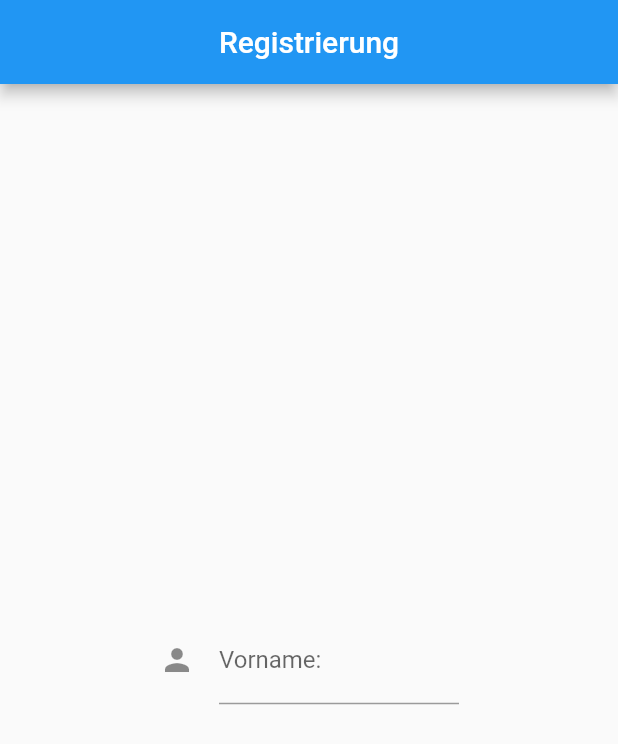
After one commit to leandromarini99/tipple, a Flutter app: the RegistryPage screen opened directly, on a phone screen of 412 x 824 dp. The commit adds this screen. Shown: the top 744 px of the screen. Run offline on Flutter 3.47's test engine with Material 2 defaults, Android fonts, the phone set to English and light mode, and no system bars.

Commit message:
add: registry
changed pubspec.lock & yaml

Added Registry

```diff
--- a/lib/ingredient/ingredient.dart
+++ b/lib/ingredient/ingredient.dart
@@ -1,5 +1,5 @@
 class Ingredient {
-  const Ingredient({ this.id, this.name,  this.url,  this.price});
+  const Ingredient({this.id, this.name, this.url, this.price});
 
   final String id;
   final String name;
@@ -7,12 +7,10 @@ class Ingredient {
   final double price;
 
   factory Ingredient.fromJson(Map<String, dynamic> json) {
-
-    return  Ingredient(
+    return Ingredient(
         id: json['id'],
         name: json['name'],
         url: json['url'],
         price: json['price']);
   }
-
 }
--- a/lib/main.dart
+++ b/lib/main.dart
@@ -28,7 +28,7 @@ class MyApp extends StatelessWidget {
 }
 
 class MyHomePage extends StatefulWidget {
-  MyHomePage({Key? key, required this.title}) : super(key: key);
+  MyHomePage({Key key, this.title}) : super(key: key);
 
   // This widget is the home page of your application. It is stateful, meaning
   // that it has a State object (defined below) that contains fields that affect
--- /dev/null
+++ b/lib/registry/registry-main.dart
@@ -0,0 +1,29 @@
+import 'registry-page.dart';
+import 'package:flutter/material.dart';
+
+void main() {
+  runApp(MyApp());
+}
+
+class MyApp extends StatefulWidget {
+  MyApp({Key key}) : super(key: key);
+
+  @override
+  _MyAppState createState() => _MyAppState();
+}
+
+class _MyAppState extends State<MyApp> {
+  // This widget is the root of your application.
+
+  @override
+  Widget build(BuildContext context) {
+    return MaterialApp(
+      title: "Serverstatus monitor",
+      theme: ThemeData(
+        primarySwatch: Colors.blue,
+        visualDensity: VisualDensity.adaptivePlatformDensity,
+      ),
+      home: RegistryPage(title: "Ingredient Page"),
+    );
+  }
+}
--- /dev/null
+++ b/lib/registry/registry-page.dart
@@ -0,0 +1,43 @@
+import 'package:flutter/material.dart';
+
+class RegistryPage extends StatelessWidget {
+  RegistryPage({Key key, this.title, this.registry}) : super(key: key);
+
+  final String title;
+  final String registry;
+
+  @override
+  Widget build(BuildContext context) {
+    return Scaffold(
+      appBar: AppBar(
+        centerTitle: true,
+        title: Text("Registrierung"),
+      ),
+      body: Row(
+        mainAxisAlignment: MainAxisAlignment.center,
+        children: <Widget>[
+          Column(
+            mainAxisAlignment: MainAxisAlignment.center,
+            children: <Widget>[
+              Container(
+                width: 200.0,
+                child: TextField(
+                  decoration: InputDecoration(
+                    labelText: "Vorname:",
+                    icon: Icon(
+                      Icons.person,
+                    ),
+                    hintStyle: TextStyle(
+                      backgroundColor: Colors.blue,
+                      color: Colors.white,
+                    ),
+                  ),
+                ),
+              ),
+            ],
+          ),
+        ],
+      ),
+    );
+  }
+}
--- a/pubspec.yaml
+++ b/pubspec.yaml
@@ -18,11 +18,13 @@ publish_to: 'none' # Remove this line if you wish to publish to pub.dev
 version: 1.0.0+1
 
 environment:
-  sdk: ">=2.12.0 <3.0.0"
+  sdk: ">=2.7.0 <3.0.0"
 
 dependencies:
   flutter:
     sdk: flutter
+  http: any
+  html: any
 
 
   # The following adds the Cupertino Icons font to your application.
```
Also changed, not shown: pubspec.lock.
